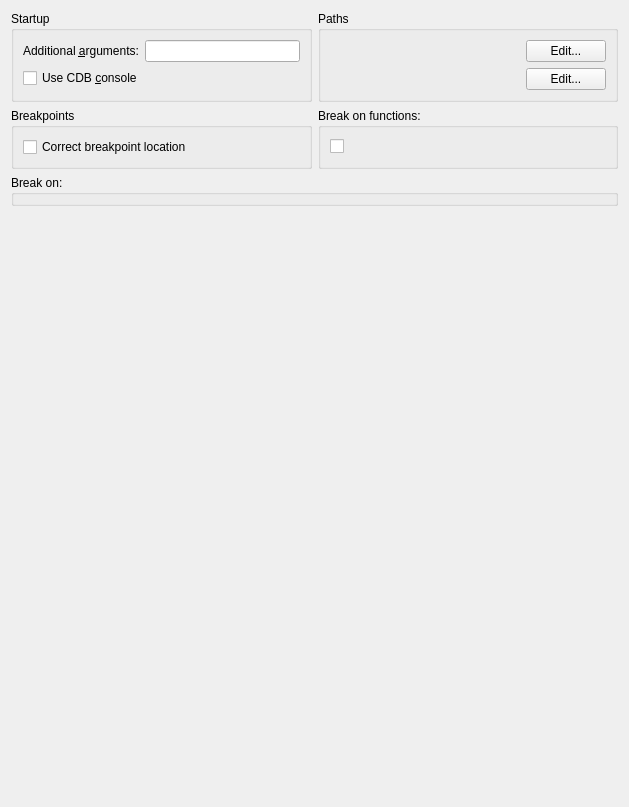
First picture: the form in src/plugins/debugger/cdb/cdboptionspagewidget.ui, repository qt-creator/qt-creator, before the edit.
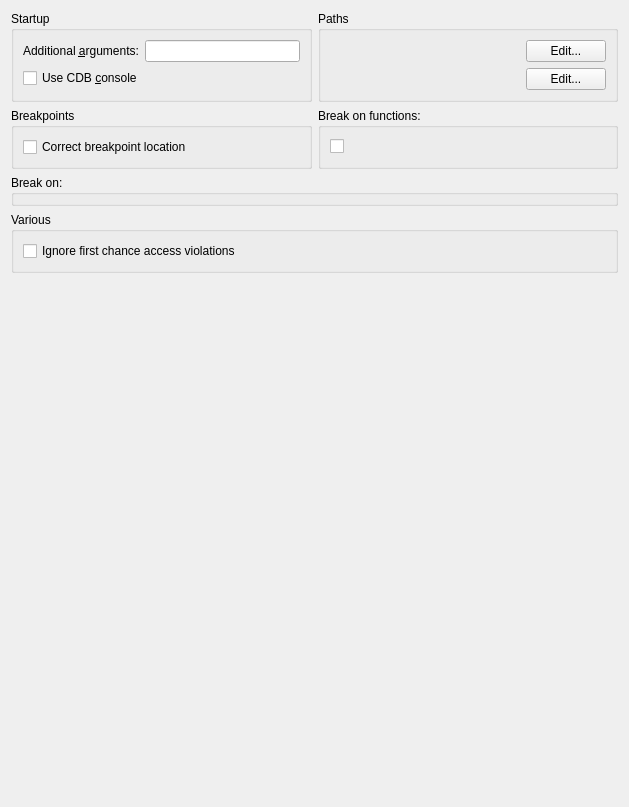
Second picture: the form after the edit.

Commit message:
CDB: Add setting to ignore first-chance exceptions.
- Add setting for command line option -x.

Task-number: QTCREATORBUG-8141

The edit to the form file:
```diff
--- a/src/plugins/debugger/cdb/cdboptionspagewidget.ui
+++ b/src/plugins/debugger/cdb/cdboptionspagewidget.ui
@@ -137,6 +137,22 @@
      </item>
     </layout>
    </item>
+   <item>
+    <widget class="QGroupBox" name="variousGroupBox">
+     <property name="title">
+      <string>Various</string>
+     </property>
+     <layout class="QVBoxLayout" name="verticalLayout_3">
+      <item>
+       <widget class="QCheckBox" name="ignoreFirstChanceAccessViolationCheckBox">
+        <property name="text">
+         <string>Ignore first chance access violations</string>
+        </property>
+       </widget>
+      </item>
+     </layout>
+    </widget>
+   </item>
    <item>
     <spacer name="verticalSpacer">
      <property name="orientation">
```
The commit also changes 4 other files.
